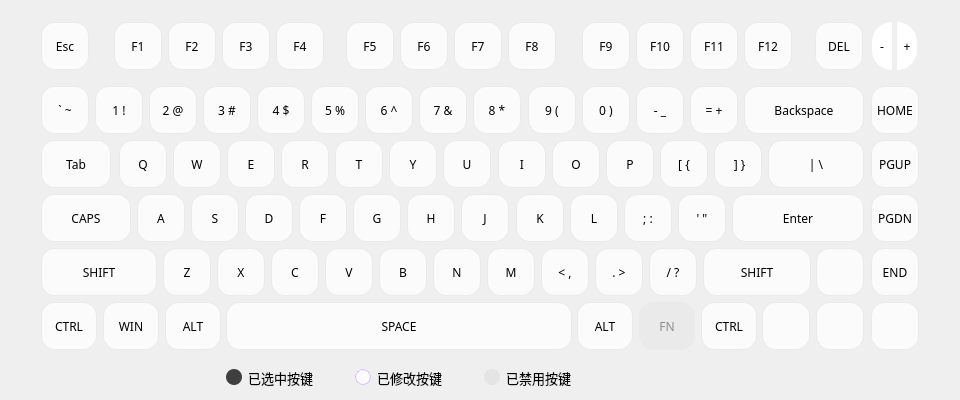
Qt form Module/ModuleKeyboard.ui (wlffeng2008/AkkoStudio) before a commit.
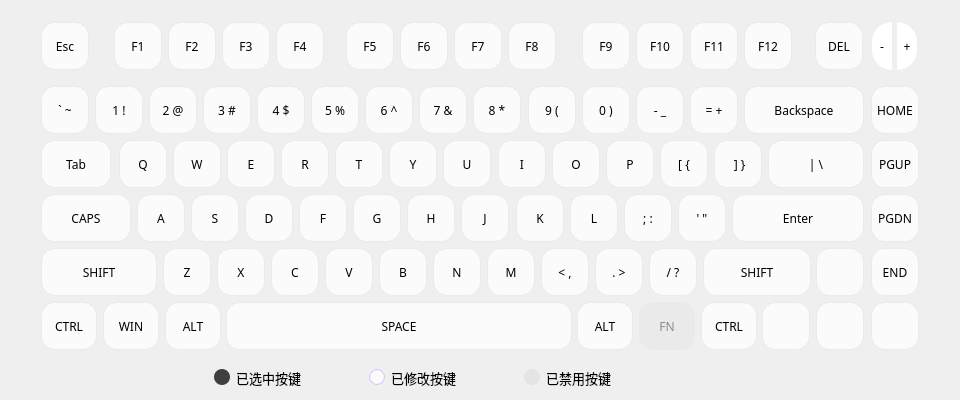
The same form after that commit. Icons and pictures are not drawn. Custom widgets are drawn as their Qt base class.

Diff of the .ui file:
```diff
--- a/Module/ModuleKeyboard.ui
+++ b/Module/ModuleKeyboard.ui
@@ -53,9 +53,9 @@
   <widget class="QFrame" name="frameFlag">
    <property name="geometry">
     <rect>
-     <x>224</x>
+     <x>150</x>
      <y>364</y>
-     <width>349</width>
+     <width>525</width>
      <height>27</height>
     </rect>
    </property>
@@ -81,6 +81,19 @@
     <property name="bottomMargin">
      <number>2</number>
     </property>
+    <item>
+     <spacer name="horizontalSpacer_3">
+      <property name="orientation">
+       <enum>Qt::Orientation::Horizontal</enum>
+      </property>
+      <property name="sizeHint" stdset="0">
+       <size>
+        <width>40</width>
+        <height>20</height>
+       </size>
+      </property>
+     </spacer>
+    </item>
     <item>
      <widget class="QLabel" name="labelFlag1">
       <property name="minimumSize">
@@ -215,6 +228,19 @@
       </property>
      </widget>
     </item>
+    <item>
+     <spacer name="horizontalSpacer_4">
+      <property name="orientation">
+       <enum>Qt::Orientation::Horizontal</enum>
+      </property>
+      <property name="sizeHint" stdset="0">
+       <size>
+        <width>40</width>
+        <height>20</height>
+       </size>
+      </property>
+     </spacer>
+    </item>
    </layout>
   </widget>
   <widget class="KeyboardButton" name="pushButton_Hid067">
```
